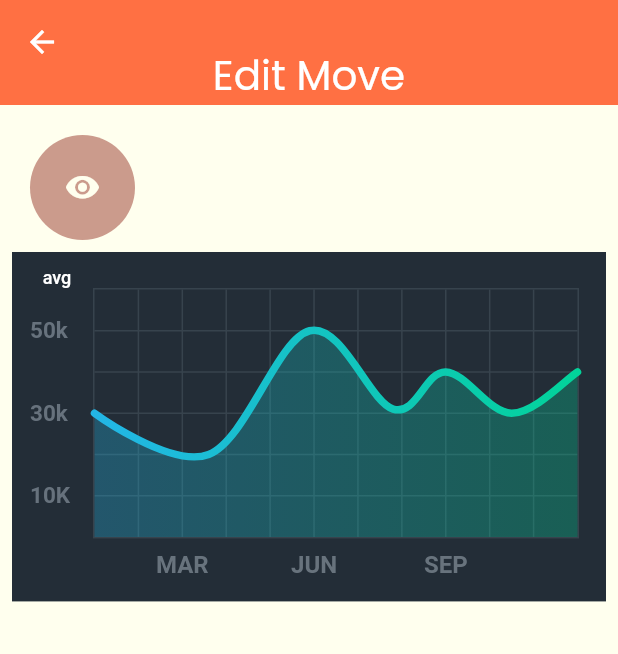
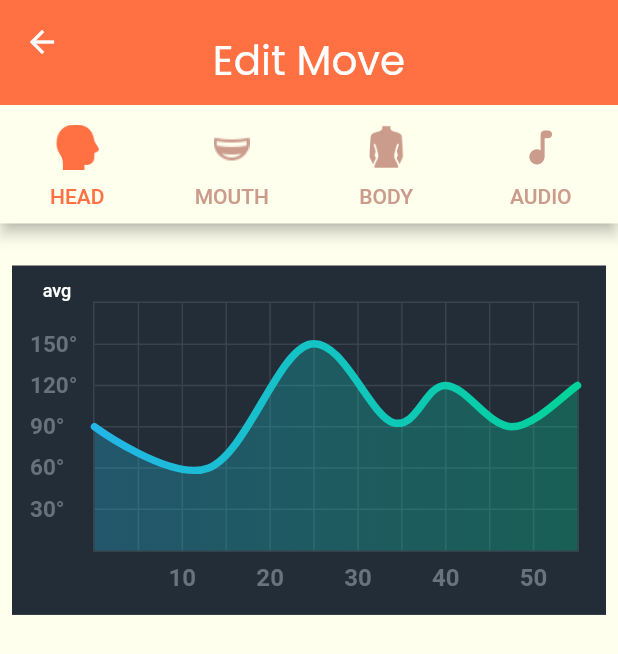
Before and after one commit to karenlander/Animatronics, a Flutter app: the EditMove screen opened directly, on a phone screen of 412 x 824 dp. Shown: the top 654 px of the screen. Run offline on Flutter 3.47's test engine with Material 2 defaults, Android fonts, the phone set to English and light mode, and no system bars; drawn by our look-alikes of fl_chart; our stand-ins replace animated_background, firebase_core, lottie; accounts and stored records are empty.

Commit message:
Tabs + graph

```diff
--- a/App/lib/edit_move_screen.dart
+++ b/App/lib/edit_move_screen.dart
@@ -1,7 +1,6 @@
 import 'package:animatronics/utils.dart';
 import 'package:flutter/cupertino.dart';
 import 'package:flutter/material.dart';
-import 'package:fl_chart/fl_chart.dart';
 
 import 'line_chart_sample2.dart';
 
@@ -23,7 +22,7 @@ class _EditMoveState extends State<EditMove> {
             backgroundColor: primaryOrange(),
             elevation: 0,
             flexibleSpace: Padding(
-              padding: const EdgeInsets.only(top: 30.0),
+              padding: const EdgeInsets.only(top: 20.0),
               child: Column(
                 children: [
                   newText(27, Colors.white, "Edit Move", false, true),
@@ -32,32 +31,94 @@ class _EditMoveState extends State<EditMove> {
             ),
           ),
         ),
-        body: Padding(
+        body: getTabs(context));
+  }
+}
+
+DefaultTabController getTabs(context) {
+  return DefaultTabController(
+    length: 4,
+    child: Scaffold(
+      backgroundColor: lightPink(),
+      appBar: AppBar(
+        automaticallyImplyLeading: false,
+        backgroundColor: lightPink(),
+        toolbarHeight: 5,
+        bottom: TabBar(
+          labelStyle: TextStyle(fontWeight: FontWeight.w500),
+          labelColor: primaryOrange(),
+          unselectedLabelColor: darkPink(),
+          indicatorPadding: const EdgeInsets.all(5),
+          indicator: BoxDecoration(
+            border: Border.all(color: lightPink(), width: 3),
+            borderRadius: BorderRadius.circular(10),
+            color: lightPink(),
+          ),
+          tabs: [
+            tabCreatorFromAssets("lib/head.png", "HEAD"),
+            tabCreatorFromAssets("lib/mouth.png", "MOUTH"),
+            tabCreatorFromAssets("lib/body.png", "BODY"),
+            tabCreator(Icons.music_note_rounded, "AUDIO")
+          ],
+        ),
+      ),
+      body: const TabBarView(
+        children: [
+          EditSensor(),
+          EditSensor(),
+          EditSensor(),
+          EditAudio(),
+        ],
+      ),
+    ),
+  );
+}
+
+Tab tabCreator(IconData icon, String text) {
+  return Tab(icon: Icon(icon, size: 30), text: text);
+}
+
+Tab tabCreatorFromAssets(String image, String text) {
+  return Tab(icon: ImageIcon(
+      AssetImage(image),
+      size:30
+  ), text: text);
+}
+
+class EditSensor extends StatefulWidget {
+  const EditSensor({Key? key}) : super(key: key);
+
+  @override
+  _EditSensorState createState() => _EditSensorState();
+}
+
+class _EditSensorState extends State<EditSensor> {
+  @override
+  Widget build(BuildContext context) {
+    return Padding(
       padding: const EdgeInsets.only(top:20),
       child: Column(
         children: [
           Padding(
-                padding: const EdgeInsets.only(left:20),
-                child: Row(
-                 // mainAxisAlignment: MainAxisAlignment.end,
-                  children: [
-                    CircleAvatar(
-                      radius: 35,
-                      child: Icon(
-                          Icons.visibility_rounded,
-                          color: lightPink()
-                      ),
-                      backgroundColor: darkPink(),
+            padding: const EdgeInsets.all(8.0),
+            child: LineChartSample2(),
           ),
         ],
       ),
-              ),
-              Padding(
-                padding: const EdgeInsets.all(8.0),
-                child: LineChartSample2(),
-              )
-            ],
-          ),
-        ));
+    );
   }
 }
+
+class EditAudio extends StatefulWidget {
+  const EditAudio({Key? key}) : super(key: key);
+
+  @override
+  _EditAudioState createState() => _EditAudioState();
+}
+
+class _EditAudioState extends State<EditAudio> {
+  @override
+  Widget build(BuildContext context) {
+    return Container();
+  }
+}
--- a/App/lib/line_chart_sample2.dart
+++ b/App/lib/line_chart_sample2.dart
@@ -65,13 +65,22 @@ class _LineChartSample2State extends State<LineChartSample2> {
     Widget text;
     switch (value.toInt()) {
       case 2:
-        text = const Text('MAR', style: style);
+        text = const Text('10', style: style);
         break;
-      case 5:
-        text = const Text('JUN', style: style);
+      case 4:
+        text = const Text('20', style: style);
+        break;
+      case 6:
+        text = const Text('30', style: style);
         break;
       case 8:
-        text = const Text('SEP', style: style);
+        text = const Text('40', style: style);
+        break;
+      case 10:
+        text = const Text('50', style: style);
+        break;
+      case 12:
+        text = const Text('60', style: style);
         break;
       default:
         text = const Text('', style: style);
@@ -90,13 +99,19 @@ class _LineChartSample2State extends State<LineChartSample2> {
     String text;
     switch (value.toInt()) {
       case 1:
-        text = '10K';
+        text = '30°';
+        break;
+      case 2:
+        text = '60°';
         break;
       case 3:
-        text = '30k';
+        text = '90°';
+        break;
+      case 4:
+        text = '120°';
         break;
       case 5:
-        text = '50k';
+        text = '150°';
         break;
       default:
         return Container();
--- a/App/lib/moves_screen.dart
+++ b/App/lib/moves_screen.dart
@@ -26,7 +26,7 @@ class _MainScreenState extends State<MainScreen> {
           backgroundColor: primaryOrange(),
           elevation: 0,
           flexibleSpace: Padding(
-            padding: const EdgeInsets.only(top: 30.0),
+            padding: const EdgeInsets.only(top: 20.0),
             child: Column(
               children: [
                 newText(27, Colors.white, "My moves", false, true),
@@ -52,20 +52,25 @@ class _MainScreenState extends State<MainScreen> {
                     movesName,
                     style: const TextStyle(fontSize: 18),
                   ),
-                  trailing: const Icon(
-                    Icons.mode_edit,
+                  trailing: IconButton(
+                    icon: const Icon(
+                      Icons.mode_edit,
+                    ),
+                    onPressed: (){
+                      Navigator.of(context).push(MaterialPageRoute(builder: (context)=> EditMove()));
+                    },
                   ),
                   leading:  CircleAvatar(
                     radius: 35,
-                    child: Icon(
-                      Icons.visibility_rounded,
-                      color: lightPink()
-                    ),
+                    child:
+                     Icon(
+                       //TODO: s1,s2, s3
+                        Icons.visibility_rounded,
+                        color: lightPink()
+                      ),
                     backgroundColor: darkPink(),
                   ),
                   onTap: () {
-                    //TODO: not here
-                    Navigator.of(context).push(MaterialPageRoute(builder: (context)=> EditMove()));
                   },
                 ),
               );
--- a/App/pubspec.yaml
+++ b/App/pubspec.yaml
@@ -65,6 +65,9 @@ flutter:
   # To add assets to your application, add an assets section, like this:
   assets:
     - lib/doll.json
+    - lib/mouth.png
+    - lib/head.png
+    - lib/body.png
   #   - images/a_dot_ham.jpeg
 
   # An image asset can refer to one or more resolution-specific "variants", see
```
Also changed, not shown: App/lib/body.png (added), App/lib/head.png (added), App/lib/mouth.png (added). Lines whose indentation alone changed are shown as unchanged.
